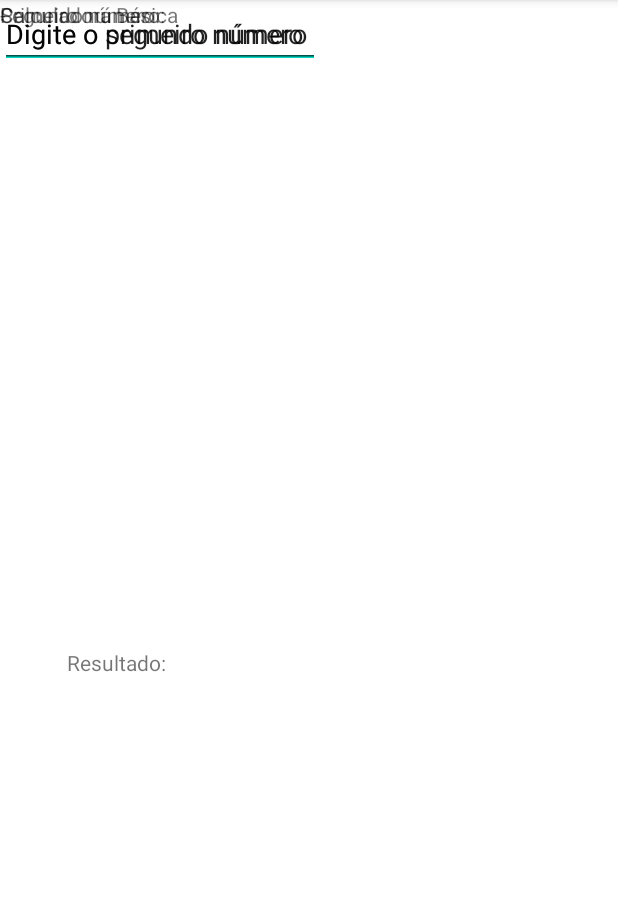
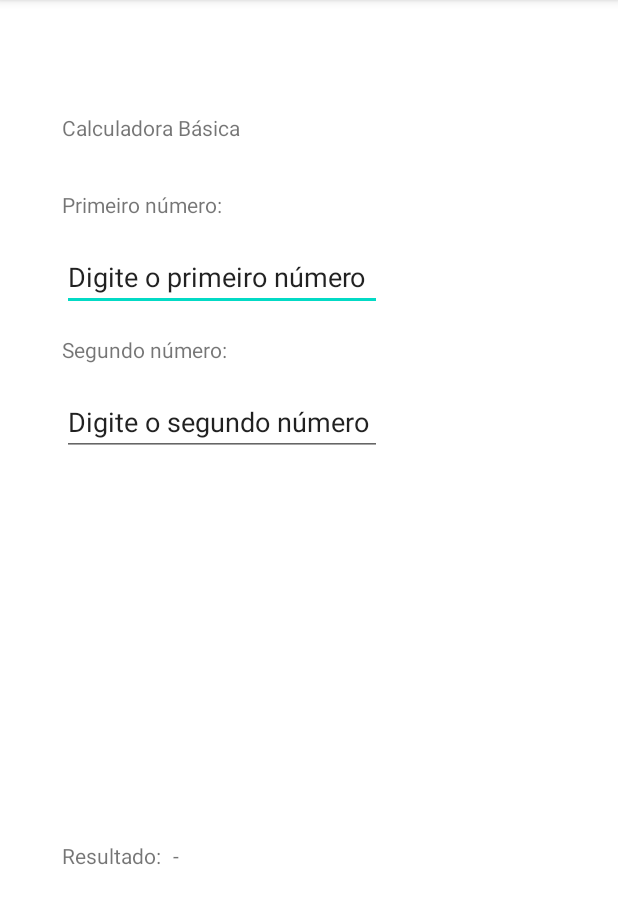
Before and after one commit to ufjf-dcc196/dcc196-2021-1er-atv3-arthurbmazzi, an Android app: the screen it shows after launch (MainActivity), on a phone screen of 412 x 824 dp, the part 84-1008 px from its top. Run offline under Robolectric (Android 15) with nearby library versions, the phone set to English and light mode, and no system bars.

Commit message:
Adicionando as constraints nos elementos da tela

```diff
--- a/app/src/main/res/layout/activity_main.xml
+++ b/app/src/main/res/layout/activity_main.xml
@@ -10,19 +10,21 @@
         android:id="@+id/firstNumber"
         android:layout_width="wrap_content"
         android:layout_height="wrap_content"
+        android:layout_marginTop="16dp"
         android:ems="10"
         android:inputType="number|numberDecimal"
         android:text="Digite o primeiro número"
-        tools:layout_editor_absoluteX="39dp"
-        tools:layout_editor_absoluteY="172dp" />
+        app:layout_constraintStart_toStartOf="@+id/firstNumberLabel"
+        app:layout_constraintTop_toBottomOf="@+id/firstNumberLabel" />
 
     <TextView
         android:id="@+id/firstNumberLabel"
         android:layout_width="wrap_content"
         android:layout_height="wrap_content"
+        android:layout_marginTop="32dp"
         android:text="Primeiro número:"
-        tools:layout_editor_absoluteX="39dp"
-        tools:layout_editor_absoluteY="131dp" />
+        app:layout_constraintStart_toStartOf="@+id/calculatorTitle"
+        app:layout_constraintTop_toBottomOf="@+id/calculatorTitle" />
 
     <TextView
         android:id="@+id/resultLabel"
@@ -33,41 +35,53 @@
         app:layout_constraintHorizontal_bias="0.13"
         app:layout_constraintLeft_toLeftOf="parent"
         app:layout_constraintRight_toRightOf="parent"
-        app:layout_constraintTop_toTopOf="parent"
+        app:layout_constraintStart_toStartOf="@+id/secondNumber"
+        app:layout_constraintTop_toBottomOf="@+id/secondNumber"
         app:layout_constraintVertical_bias="0.577" />
 
     <EditText
         android:id="@+id/secondNumber"
         android:layout_width="wrap_content"
         android:layout_height="wrap_content"
+        android:layout_marginTop="16dp"
         android:ems="10"
         android:inputType="numberDecimal"
         android:text="Digite o segundo número"
-        tools:layout_editor_absoluteX="39dp"
-        tools:layout_editor_absoluteY="278dp" />
+        app:layout_constraintStart_toStartOf="@+id/secondNumberLabel"
+        app:layout_constraintTop_toBottomOf="@+id/secondNumberLabel" />
 
     <TextView
         android:id="@+id/calculatorTitle"
         android:layout_width="wrap_content"
         android:layout_height="wrap_content"
+        android:layout_marginTop="32dp"
         android:text="Calculadora Básica"
-        tools:layout_editor_absoluteX="38dp"
-        tools:layout_editor_absoluteY="46dp" />
+        app:layout_constraintBottom_toBottomOf="parent"
+        app:layout_constraintEnd_toEndOf="parent"
+        app:layout_constraintHorizontal_bias="0.14"
+        app:layout_constraintStart_toStartOf="parent"
+        app:layout_constraintTop_toTopOf="parent"
+        app:layout_constraintVertical_bias="0.060000002" />
 
     <TextView
         android:id="@+id/result"
         android:layout_width="wrap_content"
         android:layout_height="wrap_content"
+        android:layout_marginStart="8dp"
+        android:layout_marginLeft="8dp"
         android:text="-"
-        tools:layout_editor_absoluteX="122dp"
-        tools:layout_editor_absoluteY="412dp" />
+        app:layout_constraintBottom_toBottomOf="parent"
+        app:layout_constraintStart_toEndOf="@+id/resultLabel"
+        app:layout_constraintTop_toTopOf="@+id/resultLabel"
+        app:layout_constraintVertical_bias="0.0" />
 
     <TextView
         android:id="@+id/secondNumberLabel"
         android:layout_width="wrap_content"
         android:layout_height="wrap_content"
+        android:layout_marginTop="16dp"
         android:text="Segundo número:"
-        tools:layout_editor_absoluteX="39dp"
-        tools:layout_editor_absoluteY="240dp" />
+        app:layout_constraintStart_toStartOf="@+id/firstNumber"
+        app:layout_constraintTop_toBottomOf="@+id/firstNumber" />
 
 </androidx.constraintlayout.widget.ConstraintLayout>
```
